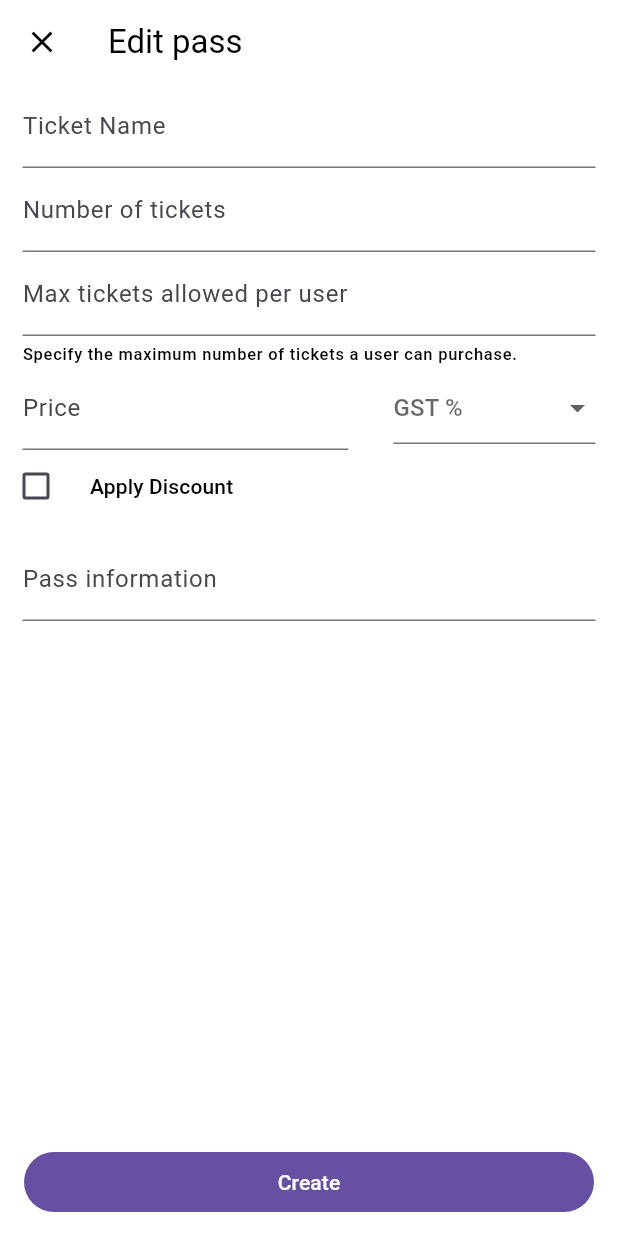
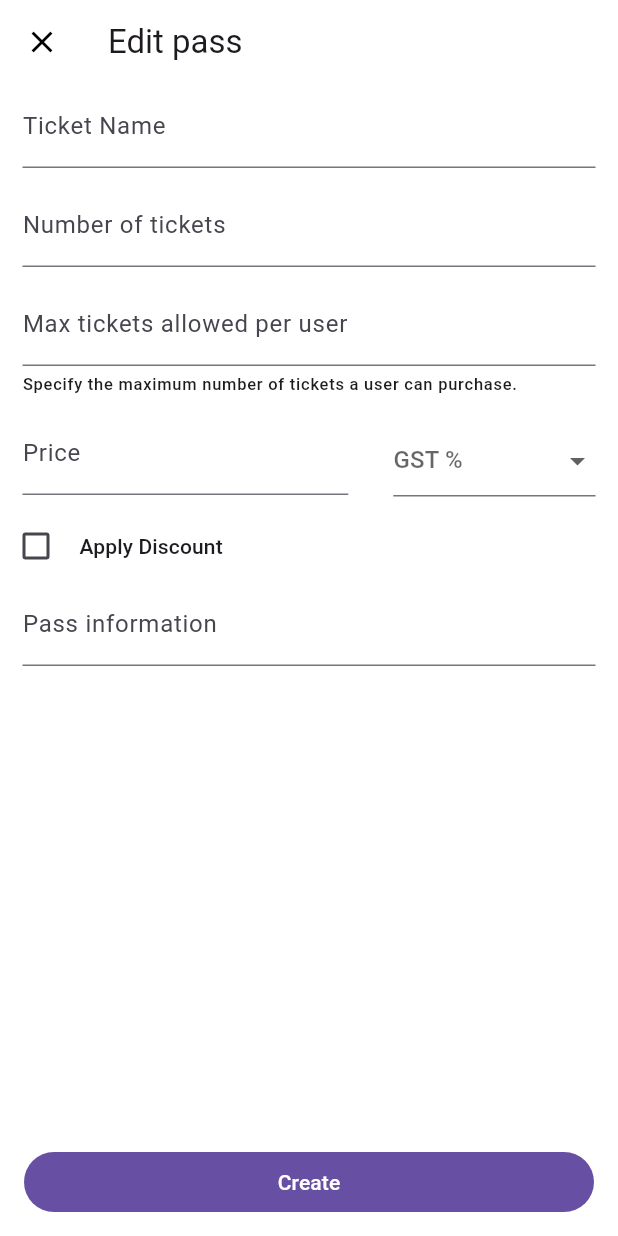
Before and after one commit to sreenandh-tp/manage_gathering, a Flutter app: the screen it shows after launch, tab 3 chosen, after a tap on the "edit square" icon, on a phone screen of 412 x 824 dp. Run offline on Flutter 3.47's test engine with Material 3 defaults, Android fonts, the phone set to English and light mode, and no system bars; our stand-ins replace get.

Commit message:
27/12/2024

```diff
--- a/lib/main.dart
+++ b/lib/main.dart
@@ -1,4 +1,7 @@
+import 'dart:developer';
+
 import 'package:flutter/material.dart';
+import 'package:get/get.dart';
 import 'package:manage_gathering/manage_gathering/screen/manage_gathering.dart';
 import 'package:manage_gathering/theme/theme_class.dart';
 
@@ -12,14 +15,11 @@ class MyApp extends StatelessWidget {
   // This widget is the root of your application.
   @override
   Widget build(BuildContext context) {
-    return MaterialApp(
-      title: 'Flutter Demo',
+    log("material called");
+    return GetMaterialApp(
       themeMode: ThemeMode.system,
-
-      //LIGHT THEME
-      theme: ThemeClass.lightTheme,
-      // DARK THEME
-      darkTheme: ThemeClass.darkTheme,
+      theme: ThemeClass().lightTheme,
+      darkTheme: ThemeClass().darkTheme,
       home: const ManageGatheringPage(),
       debugShowCheckedModeBanner: false,
     );
--- a/lib/manage_gathering/screen/add_organizer/add_organizer_page.dart
+++ b/lib/manage_gathering/screen/add_organizer/add_organizer_page.dart
@@ -6,6 +6,7 @@ class AddOrganizerPage extends StatelessWidget {
   @override
   Widget build(BuildContext context) {
     return Scaffold(
+      resizeToAvoidBottomInset: false,
       appBar: AppBar(
         leading: const CloseButton(),
         title: Text(
@@ -25,7 +26,7 @@ class AddOrganizerPage extends StatelessWidget {
             ),
             const SizedBox(height: 15),
             Text(
-              "Role",
+              "Assign Role",
               style: Theme.of(context).textTheme.titleMedium,
             ),
             const SizedBox(height: 12),
--- a/lib/manage_gathering/screen/manage_gathering.dart
+++ b/lib/manage_gathering/screen/manage_gathering.dart
@@ -57,7 +57,7 @@ class _ManageGatheringPageState extends State<ManageGatheringPage> {
                   //     ));
                 },
                 child: Text(
-                  "Vie order",
+                  "View order",
                   style: Theme.of(context).textTheme.labelMedium,
                 ),
               ),
--- a/lib/manage_gathering/screen/settings/screens/manage_bank_account.dart
+++ b/lib/manage_gathering/screen/settings/screens/manage_bank_account.dart
@@ -1,4 +1,5 @@
 import 'package:flutter/material.dart';
+import 'package:flutter/services.dart';
 
 class ManageBankAccountPage extends StatelessWidget {
   const ManageBankAccountPage({super.key});
@@ -66,6 +67,7 @@ class ManageBankAccountPage extends StatelessWidget {
           const Padding(
             padding: EdgeInsets.symmetric(horizontal: 15, vertical: 6),
             child: TextField(
+              keyboardType: TextInputType.number,
               obscureText: true,
               decoration: InputDecoration(label: Text("Account Number")),
             ),
@@ -73,6 +75,8 @@ class ManageBankAccountPage extends StatelessWidget {
           const Padding(
             padding: EdgeInsets.symmetric(horizontal: 15, vertical: 6),
             child: TextField(
+              inputFormatters: [],
+              keyboardType: TextInputType.number,
               decoration:
                   InputDecoration(label: Text("Corfirm account number")),
             ),
@@ -80,12 +84,14 @@ class ManageBankAccountPage extends StatelessWidget {
           const Padding(
             padding: EdgeInsets.symmetric(horizontal: 15, vertical: 6),
             child: TextField(
+              textCapitalization: TextCapitalization.characters,
               decoration: InputDecoration(label: Text("IFSC Code")),
             ),
           ),
           const Padding(
             padding: EdgeInsets.symmetric(horizontal: 15, vertical: 6),
             child: TextField(
+              textCapitalization: TextCapitalization.sentences,
               decoration: InputDecoration(label: Text("Account holder name")),
             ),
           )
--- a/lib/manage_gathering/screen/tabbar_pages/ticket_page.dart
+++ b/lib/manage_gathering/screen/tabbar_pages/ticket_page.dart
@@ -26,25 +26,28 @@ class TicketPage extends StatelessWidget {
               seatCount: "25/50",
               status: "",
               strickedPrice: "",
-              rowWidget: Row(
-                children: [
-                  ValueListenableBuilder(
+              rowWidget: ValueListenableBuilder(
                   valueListenable: isCheckedNotifier,
                   builder: (BuildContext context, dynamic newCheckedValue,
                       Widget? child) {
-                        return Checkbox(
+                    return ListTile(
+                      onTap: () {
+                        isChecked();
+                      },
+                      contentPadding: const EdgeInsets.only(left: 0),
+                      horizontalTitleGap: 5,
+                      leading: Checkbox(
                         value: isCheckedNotifier.value,
                         onChanged: (value) {
                           isChecked();
                         },
-                        );
-                      }),
-                  Text(
+                      ),
+                      title: Text(
                         "Guest required approval for joining",
                         style: Theme.of(context).textTheme.labelLarge,
                       ),
-                ],
-              ),
+                    );
+                  }),
             ),
             const TickectWidget(
               ticketType: "Golden Pass",
--- a/lib/manage_gathering/screen/tabbar_pages/widgets/accept_reject_button.dart
+++ b/lib/manage_gathering/screen/tabbar_pages/widgets/accept_reject_button.dart
@@ -56,10 +56,10 @@ class AcceptOrRejectButton extends StatelessWidget {
           child: IconButton.filled(
               padding: const EdgeInsets.all(0),
               onPressed: () {},
-              icon: const Icon(
+              icon: Icon(
                 Icons.check,
                 size: 18,
-                color: Colors.white,
+                color: Theme.of(context).primaryColor,
               )),
         )
       ],
--- a/lib/manage_gathering/screen/tabbar_pages/widgets/ticket_widget.dart
+++ b/lib/manage_gathering/screen/tabbar_pages/widgets/ticket_widget.dart
@@ -26,6 +26,7 @@ class TickectWidget extends StatelessWidget {
         children: [
           ListTile(
             dense: true,
+            enabled: true,
             title: Wrap(
               children: [
                 Text(
@@ -43,6 +44,7 @@ class TickectWidget extends StatelessWidget {
               ],
             ),
             trailing: IconButton(
+                padding: const EdgeInsets.only(right: 0, top: 10),
                 alignment: Alignment.topRight,
                 onPressed: () {
                   Navigator.push(
@@ -99,56 +101,56 @@ class TickectWidget extends StatelessWidget {
               const SizedBox(
                 height: 15,
               ),
-          Padding(
-            padding: const EdgeInsets.symmetric(horizontal: 15),
-            child: Row(
-              mainAxisAlignment: MainAxisAlignment.spaceBetween,
-              children: [
-                TextButton.icon(
-                    onPressed: () {
-                      showDialog(
-                        context: context,
-                        builder: (context) {
-                          return AlertDialog(
-                            title: Text(
-                              "Remove",
-                              style: Theme.of(context).textTheme.titleMedium,
-                            ),
-                            content: Text(
-                              "Are you sure you want to remove this ticket?",
-                              style: Theme.of(context).textTheme.titleSmall,
-                            ),
-                            actions: [
-                              TextButton(
-                                  onPressed: () {
-                                    Navigator.pop(context);
-                                  },
-                                  child: const Text("Cancel")),
-                              TextButton(
-                                  onPressed: () {}, child: const Text("Remove"))
-                            ],
-                          );
-                        },
-                      );
-                    },
-                    label: const Text("Remove")),
+          // Padding(
+          //   padding: const EdgeInsets.symmetric(horizontal: 15),
+          //   child: Row(
+          //     mainAxisAlignment: MainAxisAlignment.spaceBetween,
+          //     children: [
+          //       TextButton.icon(
+          //           onPressed: () {
+          //             showDialog(
+          //               context: context,
+          //               builder: (context) {
+          //                 return AlertDialog(
+          //                   title: Text(
+          //                     "Remove",
+          //                     style: Theme.of(context).textTheme.titleMedium,
+          //                   ),
+          //                   content: Text(
+          //                     "Are you sure you want to remove this ticket?",
+          //                     style: Theme.of(context).textTheme.titleSmall,
+          //                   ),
+          //                   actions: [
+          //                     TextButton(
+          //                         onPressed: () {
+          //                           Navigator.pop(context);
+          //                         },
+          //                         child: const Text("Cancel")),
+          //                     TextButton(
+          //                         onPressed: () {}, child: const Text("Remove"))
+          //                   ],
+          //                 );
+          //               },
+          //             );
+          //           },
+          //           label: const Text("Remove")),
 
-                // switch button
-                Row(
-                  children: [
-                    Text(
-                      "Stop Selling",
-                      style: Theme.of(context).textTheme.labelMedium,
-                    ),
-                    Switch(
-                      value: false,
-                      onChanged: (value) {},
-                    ),
-                  ],
-                )
-              ],
-            ),
-          ),
+          //       // switch button
+          //       Row(
+          //         children: [
+          //           Text(
+          //             "Stop Selling",
+          //             style: Theme.of(context).textTheme.labelMedium,
+          //           ),
+          //           Switch(
+          //             value: false,
+          //             onChanged: (value) {},
+          //           ),
+          //         ],
+          //       )
+          //     ],
+          //   ),
+          // ),
           const SizedBox(
             height: 15,
           ),
--- a/lib/manage_gathering/screen/ticket_edit/ticket_edit_page.dart
+++ b/lib/manage_gathering/screen/ticket_edit/ticket_edit_page.dart
@@ -32,16 +32,19 @@ class TicketEditPage extends StatelessWidget {
             const TicketTextFieldWidget(
               labelText: "Ticket Name",
               hintText: "Enter your ticket name",
+              textInputType: TextInputType.name,
             ),
             const TicketTextFieldWidget(
               labelText: "Number of tickets",
               hintText: "0",
+              textInputType: TextInputType.number,
             ),
             const TicketTextFieldWidget(
               labelText: "Max tickets allowed per user",
               hintText: "0",
               helpText:
                   "Specify the maximum number of tickets a user can purchase.",
+              textInputType: TextInputType.number,
             ),
             // PRICE & GST FIELD
             Row(
@@ -51,6 +54,7 @@ class TicketEditPage extends StatelessWidget {
                     child: TicketTextFieldWidget(
                       labelText: "Price",
                       hintText: "0.00",
+                      textInputType: TextInputType.number,
                     )),
                 Expanded(
                     flex: 2,
@@ -86,38 +90,39 @@ class TicketEditPage extends StatelessWidget {
               ],
             ),
             // apply discount check box
-            Row(
-              children: [
             ValueListenableBuilder(
                 valueListenable: isCheckedNotifier,
                 builder: (BuildContext context, dynamic newCheckedValue,
                     Widget? child) {
-                      return Checkbox(
+                  return ListTile(
+                    contentPadding: const EdgeInsets.only(left: 0),
+                    horizontalTitleGap: 5,
+                    dense: true,
+                    onTap: () {
+                      isChecked();
+                    },
+                    leading: Checkbox(
                       value: isCheckedNotifier.value,
                       onChanged: (value) {
                         isChecked();
                       },
-                      );
-                    }),
-                TextButton(
-                  onPressed: () {
-                    isChecked();
-                  },
-                  child: Text(
+                    ),
+                    title: Text(
                       "Apply Discount",
                       style: Theme.of(context).textTheme.labelLarge,
                     ),
-                )
-              ],
-            ),
+                  );
+                }),
             ValueListenableBuilder(
                 valueListenable: isCheckedNotifier,
                 builder: (BuildContext context, dynamic, Widget? child) {
                   return Visibility(
                     visible: isCheckedNotifier.value,
                     child: Padding(
-                      padding: const EdgeInsets.symmetric(horizontal: 15),
+                      padding: const EdgeInsets.only(
+                          left: 15, right: 15, bottom: 15),
                       child: TextFormField(
+                        keyboardType: TextInputType.number,
                         validator: (value) {
                           if (value!.isNotEmpty) {
                             return null;
@@ -148,15 +153,14 @@ class TicketEditPage extends StatelessWidget {
                   );
                 }),
 
-            Padding(
-              padding: const EdgeInsets.only(top: 10),
-              child: ValueListenableBuilder(
+            ValueListenableBuilder(
                 valueListenable: isCheckedNotifier,
                 builder: (BuildContext context, dynamic, Widget? child) {
                   return Visibility(
                     visible: isCheckedNotifier.value,
                     child: Padding(
-                        padding: const EdgeInsets.symmetric(horizontal: 15),
+                      padding: const EdgeInsets.only(
+                          right: 15, left: 15, bottom: 10),
                       child: Row(
                         children: [
                           Expanded(
@@ -205,10 +209,9 @@ class TicketEditPage extends StatelessWidget {
                     ),
                   );
                 }),
-            ),
 
             Padding(
-              padding: const EdgeInsets.symmetric(horizontal: 15),
+              padding: const EdgeInsets.only(left: 15, right: 15, bottom: 20),
               child: TextFormField(
                 minLines: 1,
                 maxLines: 3,
--- a/lib/manage_gathering/screen/ticket_edit/widgets/tickect_textfield_widget.dart
+++ b/lib/manage_gathering/screen/ticket_edit/widgets/tickect_textfield_widget.dart
@@ -6,19 +6,21 @@ class TicketTextFieldWidget extends StatelessWidget {
   final String labelText;
   final String hintText;
   final String? helpText;
+  final TextInputType textInputType;
 
   const TicketTextFieldWidget({
     super.key,
     required this.labelText,
     required this.hintText,
-    this.helpText,
+    this.helpText, required this.textInputType,
   });
 
   @override
   Widget build(BuildContext context) {
     return Padding(
-      padding: const EdgeInsets.symmetric(horizontal: 15),
+      padding: const EdgeInsets.only(left: 15, right: 15, bottom: 10),
       child: TextFormField(
+        keyboardType: textInputType,
         validator: (value) {
           log("print value $value");
           if (value!.isNotEmpty) {
--- a/lib/theme/theme_class.dart
+++ b/lib/theme/theme_class.dart
@@ -1,8 +1,14 @@
 import 'package:flutter/material.dart';
+import 'package:get/get.dart';
+import 'package:get/get_state_manager/get_state_manager.dart';
 
 //Light Theme
-class ThemeClass {
-  static ThemeData lightTheme = ThemeData(
+class ThemeClass extends GetxController {
+  // static ThemeData lightMode = ThemeData.light();
+  //  static ThemeData darkMode = ThemeData.dark();
+
+  ThemeData lightTheme = ThemeData(
+    brightness: Brightness.light,
     primaryColor: const Color.fromARGB(255, 243, 238, 251),
     dialogTheme: const DialogTheme(backgroundColor: Colors.white),
     bottomSheetTheme: const BottomSheetThemeData(backgroundColor: Colors.white),
@@ -25,17 +31,17 @@ class ThemeClass {
       dividerColor: Colors.black26,
     ),
     iconTheme: const IconThemeData(color: Colors.black45),
-    textTheme: const TextTheme(
-      titleLarge: TextStyle(color: Colors.black),
-      titleMedium: TextStyle(color: Colors.black),
-      titleSmall: TextStyle(color: Colors.black),
-      labelLarge: TextStyle(color: Colors.black),
-      labelMedium: TextStyle(color: Colors.black),
-      labelSmall: TextStyle(color: Colors.black),
-      bodyLarge: TextStyle(color: Colors.black),
-      bodyMedium: TextStyle(color: Colors.black),
-      bodySmall: TextStyle(color: Colors.black),
-    ),
+    // textTheme: const TextTheme(
+    //   titleLarge: TextStyle(color: Colors.black),
+    //   titleMedium: TextStyle(color: Colors.black),
+    //   titleSmall: TextStyle(color: Colors.black),
+    //   labelLarge: TextStyle(color: Colors.black),
+    //   labelMedium: TextStyle(color: Colors.black),
+    //   labelSmall: TextStyle(color: Colors.black),
+    //   bodyLarge: TextStyle(color: Colors.black),
+    //   bodyMedium: TextStyle(color: Colors.black),
+    //   bodySmall: TextStyle(color: Colors.black),
+    // ),
     scaffoldBackgroundColor: Colors.white,
     chipTheme: const ChipThemeData(
       backgroundColor: Color.fromARGB(255, 245, 240, 255),
@@ -44,7 +50,8 @@ class ThemeClass {
   );
 
   //Dark Theme
-  static ThemeData darkTheme = ThemeData(
+  ThemeData darkTheme = ThemeData(
+    brightness: Brightness.dark,
     primaryColor: Colors.black,
     dialogTheme: const DialogTheme(backgroundColor: Colors.black87),
     bottomSheetTheme:
@@ -74,17 +81,17 @@ class ThemeClass {
       dividerColor: Colors.white24,
     ),
     iconTheme: const IconThemeData(color: Colors.white),
-    textTheme: const TextTheme(
-      titleLarge: TextStyle(color: Colors.white, fontSize: 18),
-      titleMedium: TextStyle(color: Colors.white),
-      titleSmall: TextStyle(color: Colors.white),
-      labelLarge: TextStyle(color: Colors.white),
-      labelMedium: TextStyle(color: Colors.white),
-      labelSmall: TextStyle(color: Colors.white),
-      bodyLarge: TextStyle(color: Colors.white),
-      bodyMedium: TextStyle(color: Colors.white),
-      bodySmall: TextStyle(color: Colors.white),
-    ),
+    // textTheme: const TextTheme(
+    //   titleLarge: TextStyle(color: Colors.white, fontSize: 18),
+    //   titleMedium: TextStyle(color: Colors.white),
+    //   titleSmall: TextStyle(color: Colors.white),
+    //   labelLarge: TextStyle(color: Colors.white),
+    //   labelMedium: TextStyle(color: Colors.white),
+    //   labelSmall: TextStyle(color: Colors.white),
+    //   bodyLarge: TextStyle(color: Colors.white),
+    //   bodyMedium: TextStyle(color: Colors.white),
+    //   bodySmall: TextStyle(color: Colors.white),
+    // ),
     scaffoldBackgroundColor: Colors.black,
     chipTheme: const ChipThemeData(backgroundColor: Colors.black),
     useMaterial3: true,
--- a/pubspec.yaml
+++ b/pubspec.yaml
@@ -35,6 +35,7 @@ dependencies:
   # The following adds the Cupertino Icons font to your application.
   # Use with the CupertinoIcons class for iOS style icons.
   cupertino_icons: ^1.0.8
+  get: ^4.6.6
 
 dev_dependencies:
   flutter_test:
```
Also changed, not shown: lib/core/lists_page.dart (+9 -6 lines), lib/manage_gathering/screen/settings/settings_page.dart (+5 -6 lines), lib/manage_gathering/screen/tabbar_pages/organizer_page.dart (+6 -2 lines), pubspec.lock. Lines whose indentation alone changed are shown as unchanged.
